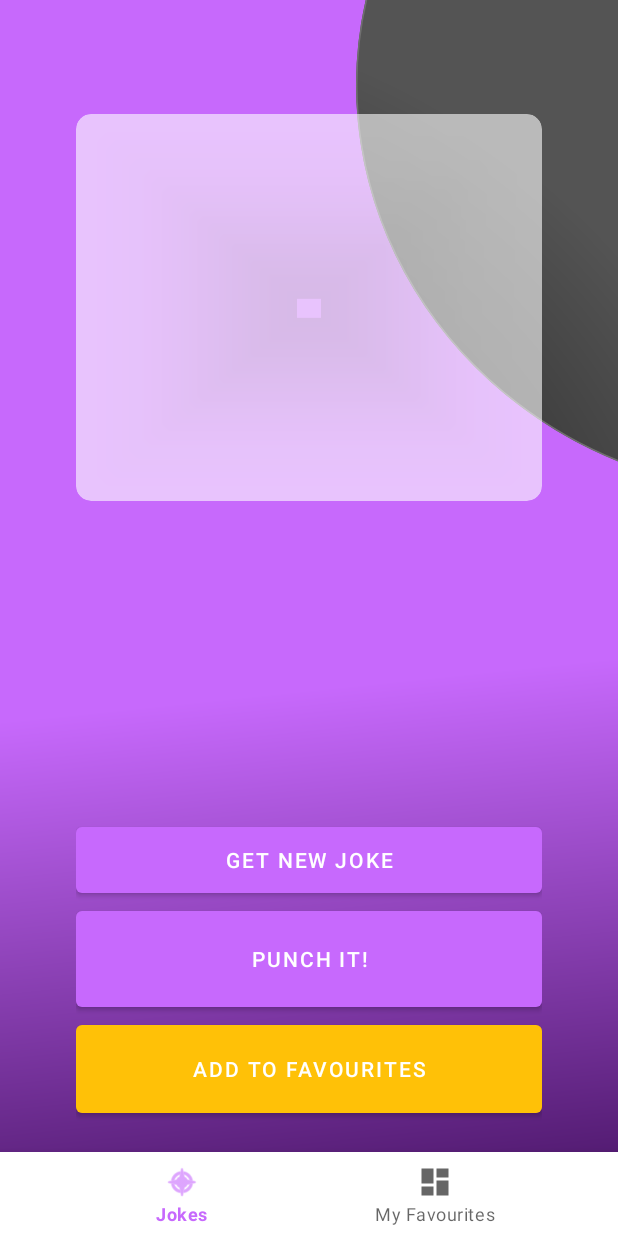
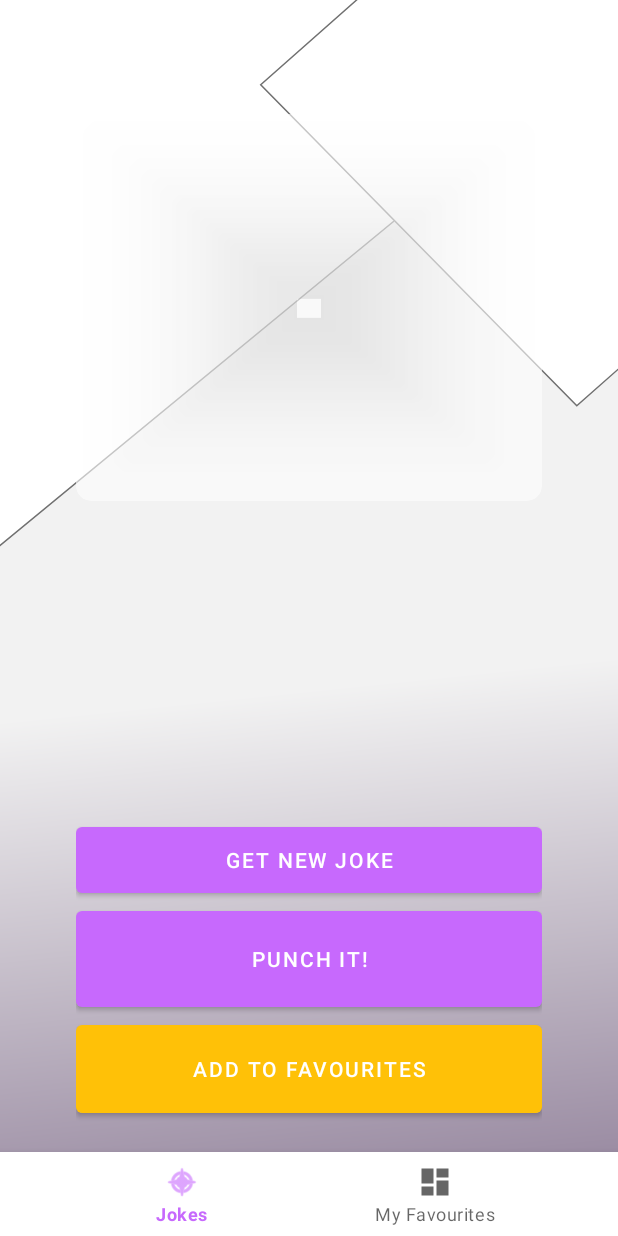
Before and after one commit to ducvan12/chucknorrisapp, an Android app: the screen it shows after launch (MainActivity), on a phone screen of 412 x 824 dp. Run offline under Robolectric (Android 15) with nearby library versions, the phone set to English and light mode, and no system bars; our stand-ins replace Room's generated code, Timber, data binding, navigation-ui; 4 statements that could not run were skipped.

Commit message:
new layout and sorted list

```diff
--- a/app/src/main/java/com/example/moulinapplication/roomdb/JokeDao.kt
+++ b/app/src/main/java/com/example/moulinapplication/roomdb/JokeDao.kt
@@ -25,8 +25,10 @@ interface JokeDao {
 
 
 
-    @Query(value = "SELECT * FROM joke_data_table")
+    @Query(value = "SELECT * FROM joke_data_table ORDER  BY joke_number_Of_Stars")
     fun getAllJokes():LiveData<List<Joke>>
 
 
+
+
 }
--- a/app/src/main/java/com/example/moulinapplication/ui/dashboard/DashboardViewModel.kt
+++ b/app/src/main/java/com/example/moulinapplication/ui/dashboard/DashboardViewModel.kt
@@ -9,4 +9,5 @@ class DashboardViewModel(private val repo: JokeRepo) : ViewModel() {
 
     val jokes = repo.jokes
 
+
 }
--- a/app/src/main/java/com/example/moulinapplication/ui/home/HomeFragment.kt
+++ b/app/src/main/java/com/example/moulinapplication/ui/home/HomeFragment.kt
@@ -4,15 +4,10 @@ import android.os.Bundle
 import android.view.LayoutInflater
 import android.view.View
 import android.view.ViewGroup
-import android.widget.Toast
-import androidx.core.view.isVisible
 import androidx.fragment.app.Fragment
 import androidx.lifecycle.ViewModelProvider
 import androidx.lifecycle.lifecycleScope
-import androidx.navigation.Navigation
 import androidx.navigation.findNavController
-import com.example.moulinapplication.MainActivity
-import com.example.moulinapplication.R
 import com.example.moulinapplication.databinding.FragmentHomeBinding
 import com.example.moulinapplication.model.Joke
 import com.example.moulinapplication.network.RetrofitBuilder
@@ -25,6 +20,7 @@ class HomeFragment : Fragment() {
 
     private lateinit var homeViewModel: HomeViewModel
     private lateinit var currentJoke: Joke
+    private lateinit var binding : FragmentHomeBinding
 
     override fun onCreateView(
             inflater: LayoutInflater,
@@ -40,7 +36,7 @@ class HomeFragment : Fragment() {
 
 
         //binding init
-        val binding = FragmentHomeBinding.inflate(inflater, container, false)
+        binding = FragmentHomeBinding.inflate(inflater, container, false)
         binding.lifecycleOwner=this
 
 
--- /dev/null
+++ b/app/src/main/res/drawable/white_squares.xml
@@ -0,0 +1,45 @@
+<vector xmlns:android="http://schemas.android.com/apk/res/android"
+    xmlns:aapt="http://schemas.android.com/aapt"
+    android:width="412dp"
+    android:height="870dp"
+    android:viewportWidth="412"
+    android:viewportHeight="870">
+  <group>
+    <clip-path
+        android:pathData="M0,0h412v870h-412z"/>
+    <path
+        android:pathData="M0,0h412v870h-412z">
+      <aapt:attr name="android:fillColor">
+        <gradient
+            android:startY="489.81"
+            android:startX="164.388"
+            android:endY="870"
+            android:endX="206"
+            android:type="linear">
+          <item android:offset="0" android:color="#FFF2F2F2"/>
+          <item android:offset="1" android:color="#FF92829B"/>
+        </gradient>
+      </aapt:attr>
+    </path>
+    <path
+        android:pathData="M-259.776,97.701l345.657,-300.475l253.895,292.073l-345.657,300.475z"
+        android:strokeWidth="1"
+        android:fillColor="#fff"
+        android:strokeColor="#00000000"/>
+    <path
+        android:pathData="M-259.071,97.75l344.902,-299.819l253.239,291.318l-344.902,299.819z"
+        android:strokeWidth="1"
+        android:fillColor="#00000000"
+        android:strokeColor="#707070"/>
+    <path
+        android:pathData="M384.507,286.313l-211.419,-226.72l170.405,-158.906l211.419,226.72z"
+        android:strokeWidth="1"
+        android:fillColor="#fff"
+        android:strokeColor="#00000000"/>
+    <path
+        android:pathData="M384.532,285.606l-210.737,-225.988l169.674,-158.224l210.737,225.988z"
+        android:strokeWidth="1"
+        android:fillColor="#00000000"
+        android:strokeColor="#707070"/>
+  </group>
+</vector>
--- a/app/src/main/res/layout/fragment_add_joke.xml
+++ b/app/src/main/res/layout/fragment_add_joke.xml
@@ -10,7 +10,7 @@
         android:layout_width="match_parent"
         android:layout_height="match_parent"
         android:orientation="vertical"
-        android:background="@drawable/purple_background"
+        android:background="@drawable/white_squares"
         app:layout_constraintEnd_toEndOf="parent"
         app:layout_constraintStart_toStartOf="parent"
         app:layout_constraintTop_toTopOf="parent">
--- a/app/src/main/res/layout/fragment_dashboard.xml
+++ b/app/src/main/res/layout/fragment_dashboard.xml
@@ -8,7 +8,8 @@
     <androidx.constraintlayout.widget.ConstraintLayout
         android:layout_width="match_parent"
         android:layout_height="match_parent"
-        android:layout_margin="10dp"
+        android:background="@drawable/white_squares"
+
         tools:context=".ui.dashboard.DashboardFragment">
 
         <androidx.recyclerview.widget.RecyclerView
--- a/app/src/main/res/layout/fragment_home.xml
+++ b/app/src/main/res/layout/fragment_home.xml
@@ -16,7 +16,7 @@
     android:layout_width="match_parent"
     android:layout_height="match_parent"
     android:padding="35dp"
-    android:background="@drawable/purple_background"
+    android:background="@drawable/white_squares"
     tools:context=".ui.home.HomeFragment">
 
     <LinearLayout
--- a/app/src/main/res/navigation/mobile_navigation.xml
+++ b/app/src/main/res/navigation/mobile_navigation.xml
@@ -26,10 +26,14 @@
 
     <fragment
         android:id="@+id/addJokeFragment"
+        tools:layout="@layout/fragment_add_joke"
         android:name="com.example.moulinapplication.ui.home.AddJokeFragment"
         android:label="AddJokeFragment">
         <argument
             android:name="chosenJoke"
             app:argType="com.example.moulinapplication.model.Joke" />
+        <action
+            android:id="@+id/action_addJokeFragment_to_navigation_dashboard"
+            app:destination="@id/navigation_dashboard" />
     </fragment>
 </navigation>
--- a/app/src/main/res/values/colors.xml
+++ b/app/src/main/res/values/colors.xml
@@ -8,4 +8,6 @@
     <color name="black">#FF000000</color>
     <color name="white">#FFFFFFFF</color>
     <color name="light">#fbf9fa</color>
+    <color name="red">#eb4034</color>
+    <color name="yellow">#ebc334</color>
 </resources>
--- a/app/src/main/res/values/strings.xml
+++ b/app/src/main/res/values/strings.xml
@@ -15,4 +15,5 @@
     <string name="joke">This is a joke.</string>
     <string name="punchline">This is a punchline</string>
     <string name="rating">4/5</string>
+    <string name="button">Button</string>
 </resources>
```
Also changed, not shown: app/src/main/java/com/example/moulinapplication/ui/dashboard/DashboardFragment.kt (+11 -3 lines), app/src/main/java/com/example/moulinapplication/ui/dashboard/JokeRecyclerViewAdapter.kt (+9 -5 lines), app/src/main/java/com/example/moulinapplication/ui/home/AddJokeFragment.kt (+10 -3 lines), app/src/main/java/com/example/moulinapplication/ui/popup/PopUpFragment.kt (added, +25 -0 lines), app/src/main/res/layout/fragment_pop_up.xml (added, +18 -0 lines).
